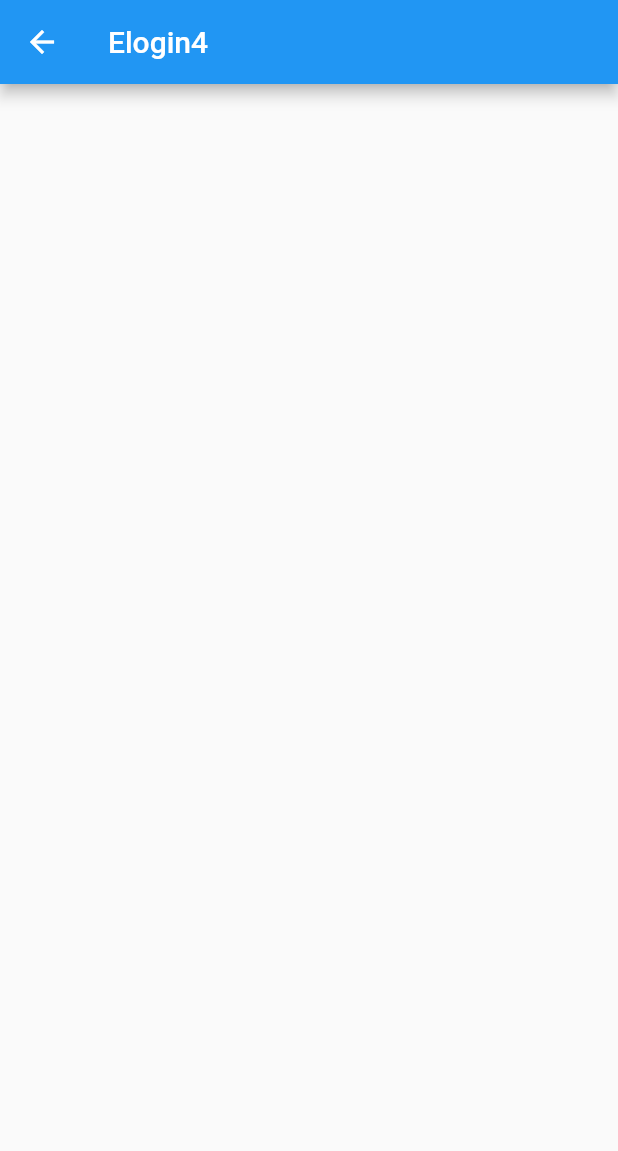
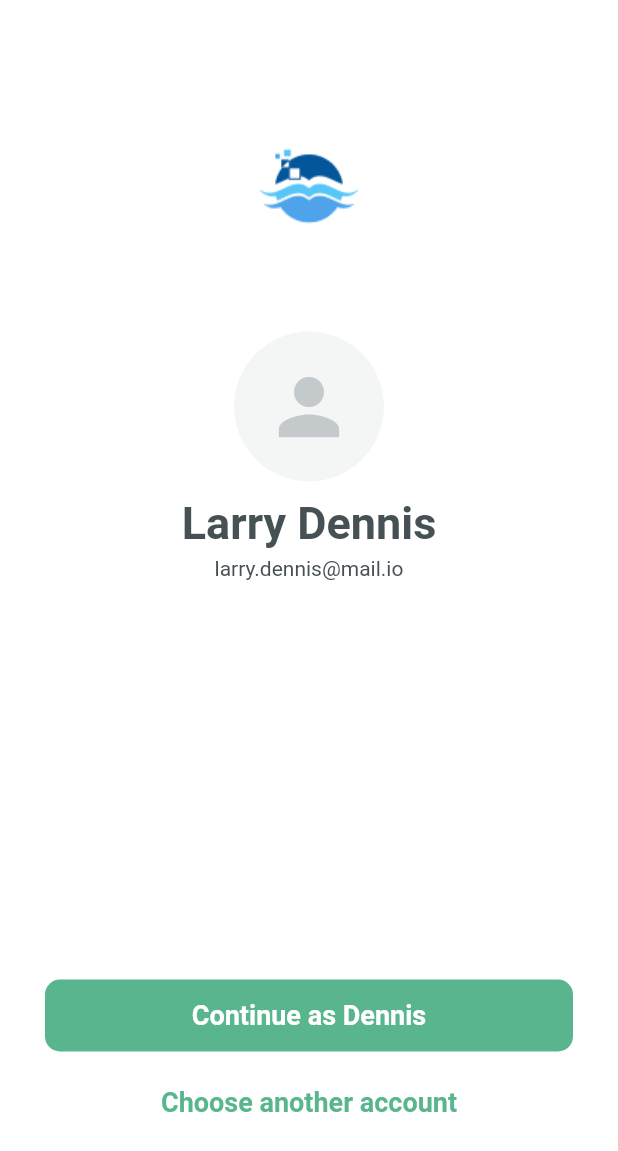
Before and after one commit to syafrialzulmi/flutter_learning, a Flutter app: the Elogin4View screen opened directly, on a phone screen of 412 x 824 dp. Shown: the top 1151 px of the screen. Run offline on Flutter 3.47's test engine with Material 2 defaults, Android fonts, the phone set to English and light mode, and no system bars.

Commit message:
add elogin4

```diff
--- a/lib/module/online_class/flutter_book/elogin4/view/elogin4_view.dart
+++ b/lib/module/online_class/flutter_book/elogin4/view/elogin4_view.dart
@@ -1,6 +1,5 @@
 import 'package:flutter/material.dart';
 import 'package:flutter_learning/core.dart';
-import '../controller/elogin4_controller.dart';
 
 class Elogin4View extends StatefulWidget {
   const Elogin4View({Key? key}) : super(key: key);
@@ -9,15 +8,103 @@ class Elogin4View extends StatefulWidget {
     controller.view = this;
 
     return Scaffold(
-      appBar: AppBar(
-        title: const Text("Elogin4"),
-        actions: const [],
-      ),
+      backgroundColor: Colors.white,
       body: SingleChildScrollView(
+        physics: const NeverScrollableScrollPhysics(),
         child: Container(
-          padding: const EdgeInsets.all(10.0),
+          padding: const EdgeInsets.all(30),
+          height: MediaQuery.of(Get.currentContext).size.height,
           child: Column(
-            children: const [],
+            children: [
+              Expanded(
+                flex: 1,
+                child: SizedBox(
+                  child: Image.asset(
+                    'assets/icons/magicbook_logo.png',
+                  ),
+                ),
+              ),
+              Expanded(
+                  flex: 2,
+                  child: Column(
+                    children: const [
+                      CircleAvatar(
+                        backgroundColor: Color(0xffF4F6F6),
+                        radius: 50,
+                        child: Icon(
+                          Icons.person,
+                          size: 60,
+                          color: Color(0xffC4CACC),
+                        ),
+                      ),
+                      SizedBox(
+                        height: 10,
+                      ),
+                      Text(
+                        "Larry Dennis",
+                        style: TextStyle(
+                          color: Color(0xff455154),
+                          fontSize: 30,
+                          fontWeight: FontWeight.w700,
+                        ),
+                      ),
+                      SizedBox(
+                        height: 5,
+                      ),
+                      Text(
+                        "larry.dennis@mail.io",
+                        style: TextStyle(
+                          color: Color(0xff455154),
+                          fontSize: 14,
+                          fontWeight: FontWeight.w400,
+                        ),
+                      ),
+                    ],
+                  )),
+              Expanded(
+                  flex: 1,
+                  child: Column(
+                    children: [
+                      const SizedBox(
+                        height: 50,
+                      ),
+                      ElevatedButton(
+                        onPressed: () {},
+                        style: ElevatedButton.styleFrom(
+                          backgroundColor: const Color(0xff59B58D),
+                          elevation: 0,
+                          fixedSize:
+                              Size(MediaQuery.of(context).size.width * 1, 48),
+                          shape: RoundedRectangleBorder(
+                            borderRadius: BorderRadius.circular(10.0),
+                          ),
+                        ),
+                        child: const Text(
+                          "Continue as Dennis",
+                          style: TextStyle(
+                            color: Colors.white,
+                            fontSize: 18,
+                            fontWeight: FontWeight.w700,
+                          ),
+                        ),
+                      ),
+                      const SizedBox(
+                        height: 10,
+                      ),
+                      TextButton(
+                        style: TextButton.styleFrom(
+                          foregroundColor: const Color(0xff59B58D),
+                          textStyle: const TextStyle(
+                            fontSize: 18,
+                            fontWeight: FontWeight.w700,
+                          ),
+                        ),
+                        onPressed: () {},
+                        child: const Text("Choose another account"),
+                      ),
+                    ],
+                  )),
+            ],
           ),
         ),
       ),
```
